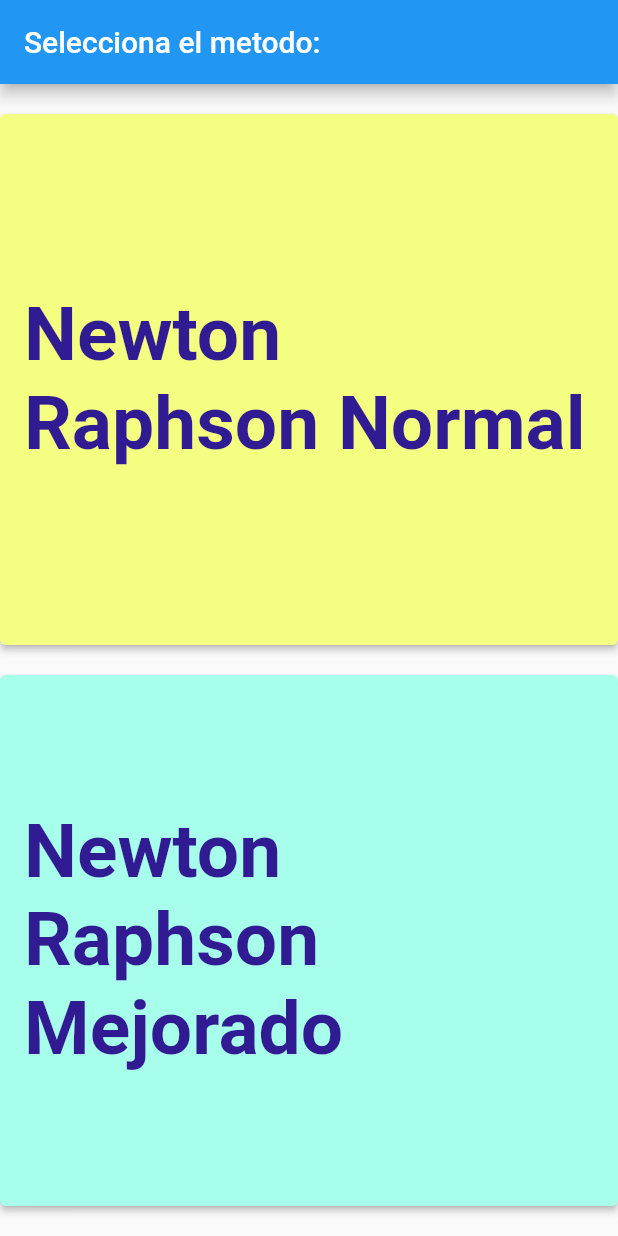
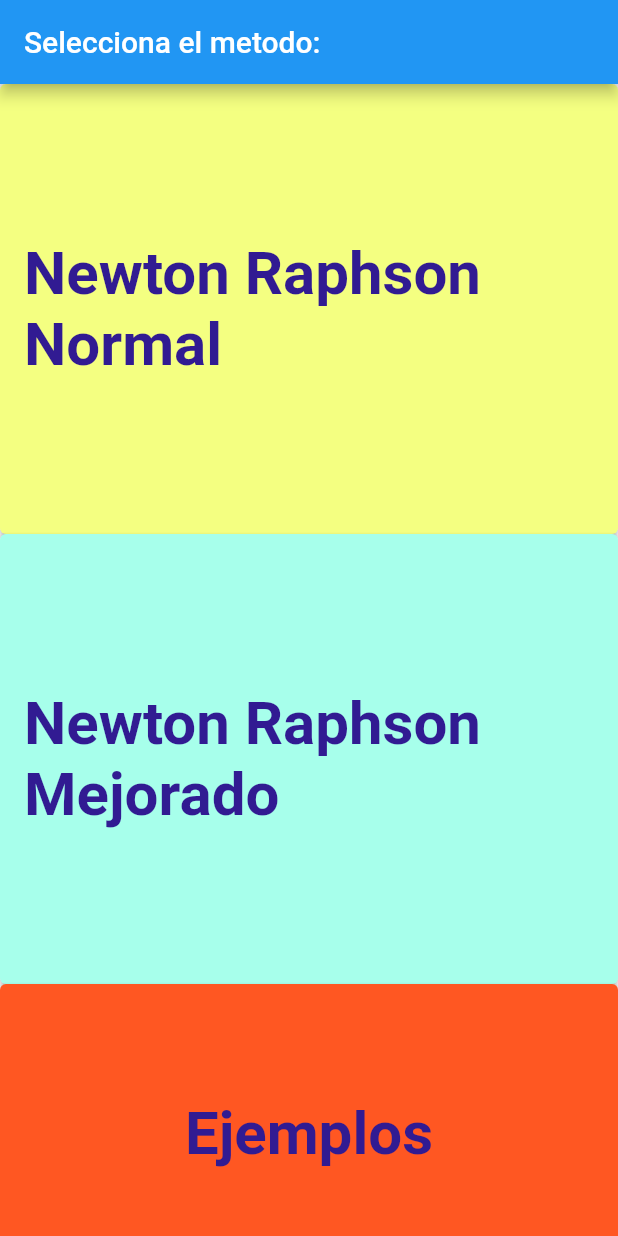
Before and after one commit to SPLSaul/metodos, a Flutter app: the screen it shows after launch, on a phone screen of 412 x 824 dp. Run offline on Flutter 3.47's test engine with Material 2 defaults, Android fonts, the phone set to English and light mode, and no system bars.

Commit message:
Configurado menu y paginas, falta agregar imagenes a botones y configurar el proceso

```diff
--- a/lib/main.dart
+++ b/lib/main.dart
@@ -13,44 +13,94 @@ class MyApp extends StatelessWidget {
         appBar: AppBar(
           title: Text('Selecciona el metodo:'),
         ),
-        body: Center(
+        body: SingleChildScrollView(
+          child: Center(
           child: Column(
             mainAxisAlignment: MainAxisAlignment.center,
             children: [
-              SizedBox(height: 20),
-              Expanded(
+              SizedBox(
+                width: double.infinity,
+                height: 300,
                 child: Builder(
-                  builder: (context) => ElevatedButton(
+                  builder: (context) => Expanded(
+                    flex: 1,
+                    child: ElevatedButton(
                       onPressed: () {
                         Navigator.of(context).push(
                           MaterialPageRoute(builder: (context) => NewtonRaphsonNormal()),
                         );
                       },
-                    child: Text("Newton Raphson Normal",style: TextStyle(fontSize: MediaQuery.of(context).textScaleFactor * 50,color: Colors.deepPurple.shade900,fontWeight: FontWeight.bold),),
+                      child: Text(
+                        "Newton Raphson Normal",
+                        style: TextStyle(
+                            fontSize: MediaQuery.of(context).textScaleFactor * 40,
+                            color: Colors.deepPurple.shade900,
+                            fontWeight: FontWeight.bold
+                        ),
+                      ),
                       style: ButtonStyle(
                         backgroundColor: MaterialStateProperty.all<Color>(Colors.limeAccent.shade100),
                       ),
                     ),
                   ),
                 ),
-              SizedBox(height: 20),
-              Expanded(
+              ),
+              SizedBox(
+                width: double.infinity,
+                height: 300,
                 child: Builder(
-                  builder: (context) => ElevatedButton(
+                  builder: (context) => Expanded(
+                    flex: 1,
+                    child: ElevatedButton(
                       onPressed: () {
                         Navigator.of(context).push(
                           MaterialPageRoute(builder: (context) => NewtonRaphsonMejorado()),
                         );
                       },
-                    child: Text("Newton Raphson Mejorado",style: TextStyle(fontSize: MediaQuery.of(context).textScaleFactor * 50,color: Colors.deepPurple.shade900,fontWeight: FontWeight.bold ),),
+                      child: Text(
+                        "Newton Raphson Mejorado",
+                        style: TextStyle(
+                            fontSize: MediaQuery.of(context).textScaleFactor * 40,
+                            color: Colors.deepPurple.shade900,
+                            fontWeight: FontWeight.bold
+                        ),
+                      ),
                       style: ButtonStyle(
                         backgroundColor: MaterialStateProperty.all<Color>(Colors.tealAccent.shade100),
                       ),
                     ),
                   ),
                 ),
-              SizedBox(height: 20),
+              ),
+              SizedBox(
+                width: double.infinity,
+                height: 200,
+                child: Builder(
+                  builder: (context) => Expanded(
+                    flex: 1,
+                    child: ElevatedButton(
+                      onPressed: () {
+                        Navigator.of(context).push(
+                          MaterialPageRoute(builder: (context) => Ejemplo()),
+                        );
+                      },
+                      child: Text(
+                        "Ejemplos",
+                        style: TextStyle(
+                            fontSize: MediaQuery.of(context).textScaleFactor * 40,
+                            color: Colors.deepPurple.shade900,
+                            fontWeight: FontWeight.bold
+                        ),
+                      ),
+                      style: ButtonStyle(
+                        backgroundColor: MaterialStateProperty.all<Color>(Colors.deepOrange),
+                      ),
+                    ),
+                  ),
+                ),
+              ),
             ],
+          ),
         ),
       ),
       ),
@@ -179,3 +229,20 @@ class _NewtonRaphsonMejoradoState extends State<NewtonRaphsonMejorado> {
     );
   }
 }
+
+class Ejemplo extends StatelessWidget{
+  @override
+  Widget build(BuildContext buildContext){
+    return MaterialApp(
+      home: Scaffold(
+        appBar: AppBar(
+          title: Text('Selecciona el ejemplo'),
+          leading: IconButton(
+            icon: Icon(Icons.arrow_back),
+            onPressed: () => Navigator.of(buildContext).pop(),
+          ),
+        ),
+      ),
+    );
+  }
+}
```
Lines whose indentation alone changed are shown as unchanged.
